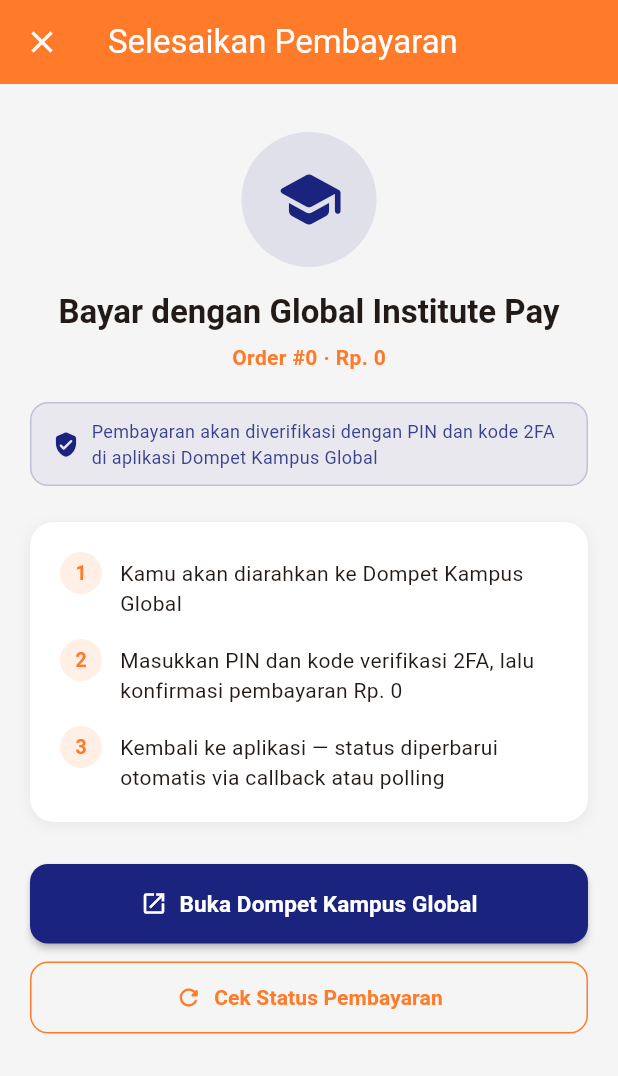
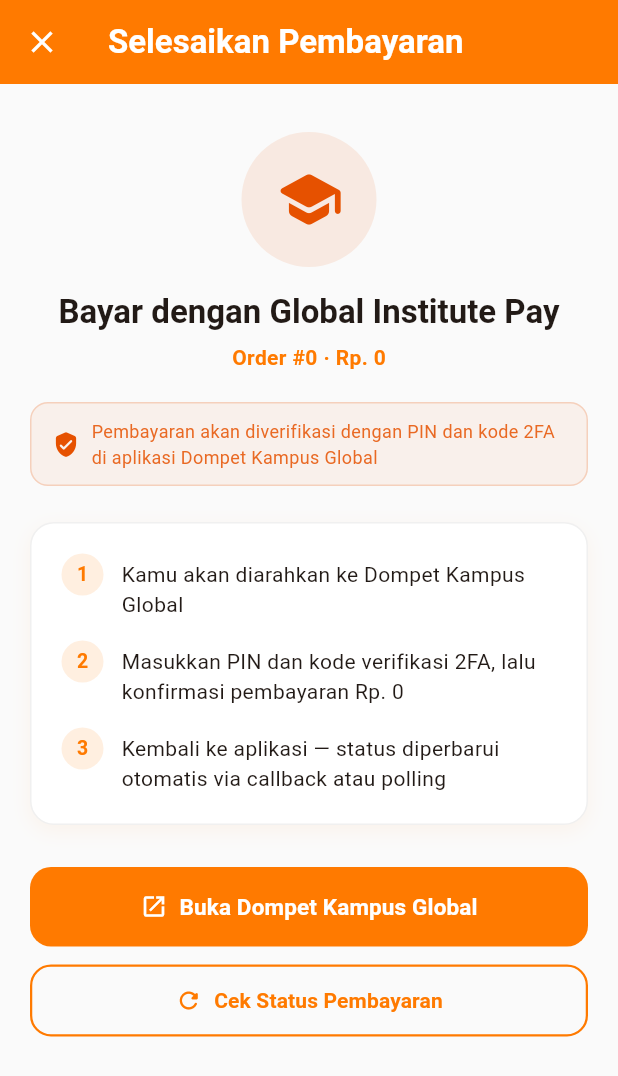
Before and after one commit to Mariariaardyanti/UAS_SEM6, a Flutter app: the PaymentPendingPage screen opened directly with empty values, on a phone screen of 412 x 824 dp. Shown: the top 1076 px of the screen. Run offline on Flutter 3.47's test engine with Material 3 defaults, Android fonts, the phone set to English and light mode, and no system bars; our stand-ins replace app_links, dio, email_validator, equatable, firebase_auth, firebase_core and 4 more; missing offline and left inert: flutter_biometric_kit; accounts and stored records are empty.

Commit message:
style(order-success): rapikan tampilan payment pending

```diff
--- a/lib/features/order/presentation/pages/payment_pending_page.dart
+++ b/lib/features/order/presentation/pages/payment_pending_page.dart
@@ -10,6 +10,11 @@
 import 'package:url_launcher/url_launcher.dart';
 
 void _log(String msg) => debugPrint('[PasarMalam/PaymentPending] $msg');
+
+// ── Orange theme accents (UI only) ─────────────────────────
+const Color _kOrangePrimary = Color(0xFFFF7A00);
+const Color _kOrangeDark = Color(0xFFE65100);
+const Color _kBg = Color(0xFFFAFAFA);
 
 class PaymentPendingPage extends StatefulWidget {
   final OrderModel order;
@@ -217,14 +222,20 @@
         actions: [
           TextButton(
             onPressed: () => Navigator.pop(ctx),
-            child: const Text('Mengerti'),
+            child: const Text(
+              'Mengerti',
+              style: TextStyle(color: _kOrangePrimary),
+            ),
           ),
           TextButton(
             onPressed: () {
               Navigator.pop(ctx);
               context.read<OrderProvider>().checkPaymentStatus(widget.order.id);
             },
-            child: const Text('Cek Status Sekarang'),
+            child: const Text(
+              'Cek Status Sekarang',
+              style: TextStyle(color: _kOrangePrimary),
+            ),
           ),
         ],
       ),
@@ -249,8 +260,15 @@
         if (!didPop) _showCancelConfirmation();
       },
       child: Scaffold(
+        backgroundColor: _kBg,
         appBar: AppBar(
-          title: const Text('Selesaikan Pembayaran'),
+          title: const Text(
+            'Selesaikan Pembayaran',
+            style: TextStyle(fontWeight: FontWeight.w700, color: Colors.white),
+          ),
+          backgroundColor: _kOrangePrimary,
+          foregroundColor: Colors.white,
+          elevation: 0,
           leading: IconButton(
             icon: const Icon(Icons.close),
             onPressed: _showCancelConfirmation,
@@ -288,7 +306,10 @@
         actions: [
           TextButton(
             onPressed: () => Navigator.pop(ctx),
-            child: const Text('Lanjutkan Bayar'),
+            child: const Text(
+              'Lanjutkan Bayar',
+              style: TextStyle(color: _kOrangePrimary),
+            ),
           ),
           TextButton(
             onPressed: () {
@@ -338,8 +359,6 @@
 
   @override
   Widget build(BuildContext context) {
-    final primary = Theme.of(context).colorScheme.primary;
-    final surface = Theme.of(context).colorScheme.surface;
     final onSurface = Theme.of(context).colorScheme.onSurface;
     final vaNumber = order.vaNumber ?? '-';
 
@@ -353,13 +372,13 @@
               width: 80,
               height: 80,
               decoration: BoxDecoration(
-                color: const Color(0xFFE65100).withValues(alpha: 0.1),
+                color: _kOrangeDark.withValues(alpha: 0.1),
                 shape: BoxShape.circle,
               ),
               child: const Icon(
                 Icons.credit_card,
                 size: 40,
-                color: Color(0xFFE65100),
+                color: _kOrangeDark,
               ),
             ),
           ),
@@ -378,8 +397,8 @@
           Center(
             child: Text(
               'Order #${order.id} · ${formatPrice(order.totalAmount)}',
-              style: TextStyle(
-                color: primary,
+              style: const TextStyle(
+                color: _kOrangePrimary,
                 fontWeight: FontWeight.w600,
                 fontSize: 14,
               ),
@@ -390,14 +409,14 @@
           const SizedBox(height: 8),
           Container(
             decoration: BoxDecoration(
-              color: surface,
-              borderRadius: BorderRadius.circular(12),
-              border: Border.all(color: primary.withValues(alpha: 0.3)),
+              color: Colors.white,
+              borderRadius: BorderRadius.circular(14),
+              border: Border.all(color: _kOrangePrimary.withValues(alpha: 0.35)),
               boxShadow: [
                 BoxShadow(
-                  color: Colors.black.withValues(alpha: 0.05),
-                  blurRadius: 6,
-                  offset: const Offset(0, 2),
+                  color: _kOrangePrimary.withValues(alpha: 0.06),
+                  blurRadius: 10,
+                  offset: const Offset(0, 4),
                 ),
               ],
             ),
@@ -427,7 +446,7 @@
                   },
                   icon: const Icon(Icons.copy_rounded),
                   tooltip: 'Salin nomor VA',
-                  color: primary,
+                  color: _kOrangePrimary,
                 ),
               ],
             ),
@@ -436,7 +455,7 @@
           Container(
             width: double.infinity,
             decoration: BoxDecoration(
-              color: primary.withValues(alpha: 0.08),
+              color: _kOrangePrimary.withValues(alpha: 0.08),
               borderRadius: BorderRadius.circular(12),
             ),
             padding: const EdgeInsets.symmetric(horizontal: 16, vertical: 12),
@@ -449,10 +468,10 @@
                 ),
                 Text(
                   formatPrice(order.totalAmount),
-                  style: TextStyle(
+                  style: const TextStyle(
                     fontSize: 16,
                     fontWeight: FontWeight.bold,
-                    color: primary,
+                    color: _kOrangePrimary,
                   ),
                 ),
               ],
@@ -463,12 +482,13 @@
           const SizedBox(height: 10),
           Container(
             decoration: BoxDecoration(
-              color: surface,
-              borderRadius: BorderRadius.circular(12),
+              color: Colors.white,
+              borderRadius: BorderRadius.circular(14),
+              border: Border.all(color: const Color(0xFFF0F0F0)),
               boxShadow: [
                 BoxShadow(
-                  color: Colors.black.withValues(alpha: 0.05),
-                  blurRadius: 6,
+                  color: _kOrangePrimary.withValues(alpha: 0.05),
+                  blurRadius: 8,
                   offset: const Offset(0, 2),
                 ),
               ],
@@ -477,7 +497,8 @@
               children: [
                 for (int i = 0; i < _banks.length; i++) ...[
                   _BankStepTile(bank: _banks[i], vaNumber: vaNumber),
-                  if (i < _banks.length - 1) const Divider(height: 1),
+                  if (i < _banks.length - 1)
+                    const Divider(height: 1, color: Color(0xFFF0F0F0)),
                 ],
               ],
             ),
@@ -579,12 +600,10 @@
     required this.onCheckStatus,
   });
 
-  static const _brandColor = Color(0xFF1A237E);
+  static const _brandColor = _kOrangeDark;
 
   @override
   Widget build(BuildContext context) {
-    final primary = Theme.of(context).colorScheme.primary;
-    final surface = Theme.of(context).colorScheme.surface;
     final onSurface = Theme.of(context).colorScheme.onSurface;
 
     return SingleChildScrollView(
@@ -595,8 +614,8 @@
           Container(
             width: 90,
             height: 90,
-            decoration: const BoxDecoration(
-              color: Color(0x1A1A237E),
+            decoration: BoxDecoration(
+              color: _brandColor.withValues(alpha: 0.1),
               shape: BoxShape.circle,
             ),
             child: const Icon(
@@ -617,8 +636,8 @@
           const SizedBox(height: 6),
           Text(
             'Order #${order.id} · ${formatPrice(order.totalAmount)}',
-            style: TextStyle(
-              color: primary,
+            style: const TextStyle(
+              color: _kOrangePrimary,
               fontWeight: FontWeight.w600,
               fontSize: 14,
             ),
@@ -655,13 +674,14 @@
           Container(
             width: double.infinity,
             decoration: BoxDecoration(
-              color: surface,
+              color: Colors.white,
               borderRadius: BorderRadius.circular(16),
+              border: Border.all(color: const Color(0xFFF0F0F0)),
               boxShadow: [
                 BoxShadow(
-                  color: Colors.black.withValues(alpha: 0.06),
-                  blurRadius: 8,
-                  offset: const Offset(0, 2),
+                  color: _kOrangePrimary.withValues(alpha: 0.06),
+                  blurRadius: 10,
+                  offset: const Offset(0, 4),
                 ),
               ],
             ),
@@ -698,11 +718,12 @@
             width: double.infinity,
             child: ElevatedButton.icon(
               style: ElevatedButton.styleFrom(
-                backgroundColor: _brandColor,
+                backgroundColor: _kOrangePrimary,
                 foregroundColor: Colors.white,
+                elevation: 0,
                 padding: const EdgeInsets.symmetric(vertical: 16),
                 shape: RoundedRectangleBorder(
-                  borderRadius: BorderRadius.circular(12),
+                  borderRadius: BorderRadius.circular(14),
                 ),
               ),
               icon: const Icon(Icons.open_in_new),
@@ -764,17 +785,17 @@
             shape: BoxShape.circle,
             color: done
                 ? Colors.green
-                : Theme.of(context).colorScheme.primary.withValues(alpha: 0.12),
+                : _kOrangePrimary.withValues(alpha: 0.12),
           ),
           child: Center(
             child: done
                 ? const Icon(Icons.check, size: 16, color: Colors.white)
                 : Text(
                     number,
-                    style: TextStyle(
+                    style: const TextStyle(
                       fontSize: 13,
                       fontWeight: FontWeight.bold,
-                      color: Theme.of(context).colorScheme.primary,
+                      color: _kOrangePrimary,
                     ),
                   ),
           ),
@@ -832,20 +853,18 @@
         style: OutlinedButton.styleFrom(
           padding: const EdgeInsets.symmetric(vertical: 14),
           shape: RoundedRectangleBorder(
-            borderRadius: BorderRadius.circular(12),
+            borderRadius: BorderRadius.circular(14),
           ),
-          side: BorderSide(
-            color: Theme.of(context).colorScheme.primary,
-          ),
-          foregroundColor: Theme.of(context).colorScheme.primary,
+          side: const BorderSide(color: _kOrangePrimary, width: 1.5),
+          foregroundColor: _kOrangePrimary,
         ),
         icon: isChecking
-            ? SizedBox(
+            ? const SizedBox(
                 width: 18,
                 height: 18,
                 child: CircularProgressIndicator(
                   strokeWidth: 2,
-                  color: Theme.of(context).colorScheme.primary,
+                  color: _kOrangePrimary,
                 ),
               )
             : const Icon(Icons.refresh_rounded),
```
